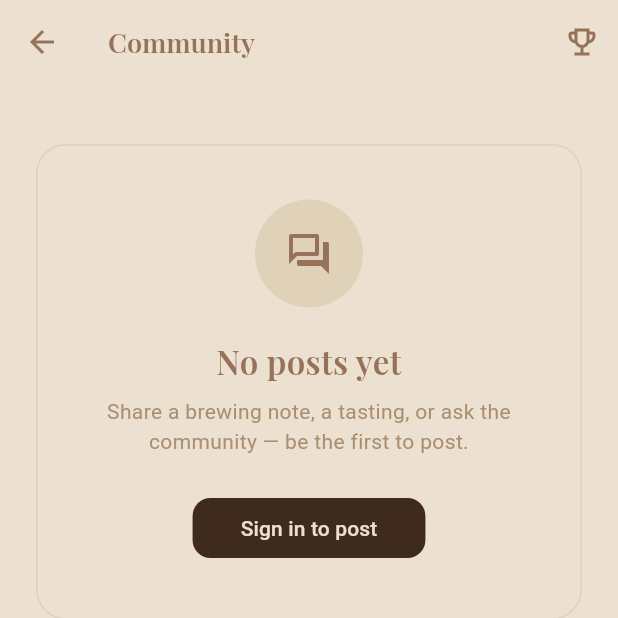
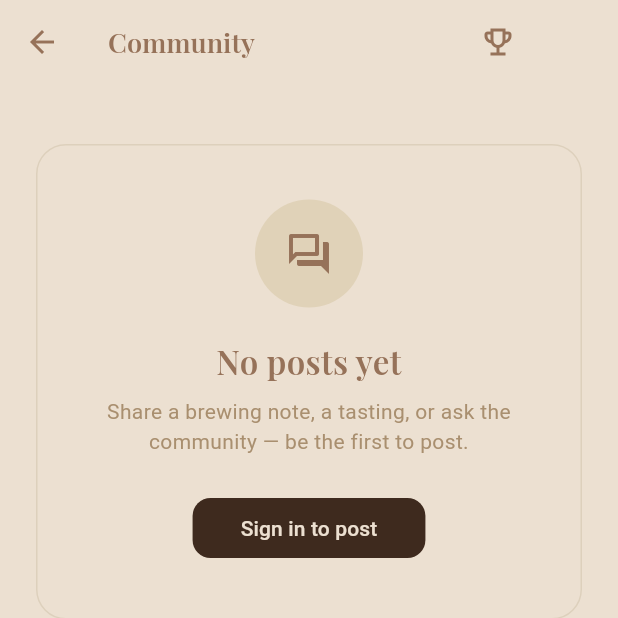
Before and after one commit to Chicobeans0918/Roasted-good, a Flutter app: the CommunityScreen screen opened directly, on a phone screen of 412 x 824 dp, the top half of it. Run offline on Flutter 3.47's test engine with Material 3 defaults, Android fonts, the phone set to English and light mode, and no system bars; our stand-ins replace cloud_firestore, firebase_auth, firebase_core, firebase_storage, flutter_map, flutter_secure_storage and 6 more; missing offline and left inert: mobile_scanner; accounts and stored records are empty.

Commit message:
Roasted 1.0.0+9 — push direct depuis Muse

```diff
--- a/lib/screens/community_screen.dart
+++ b/lib/screens/community_screen.dart
@@ -46,6 +46,10 @@ class CommunityScreen extends StatelessWidget {
                 ),
               ),
             ),
+          // The app shell overlays the "Scan a bag" camera shortcut at the
+          // top-right of every main screen — keep this space clear so the
+          // trophy doesn't sit underneath it.
+          const SizedBox(width: 56),
         ],
       ),
       floatingActionButton: svc == null || state.uid == null
--- a/pubspec.yaml
+++ b/pubspec.yaml
@@ -16,7 +16,7 @@ publish_to: 'none' # Remove this line if you wish to publish to pub.dev
 # https://developer.apple.com/library/archive/documentation/General/Reference/InfoPlistKeyReference/Articles/CoreFoundationKeys.html
 # In Windows, build-name is used as the major, minor, and patch parts
 # of the product and file versions while build-number is used as the build suffix.
-version: 1.0.0+10
+version: 1.0.0+11
 
 environment:
   sdk: ^3.13.5
```
